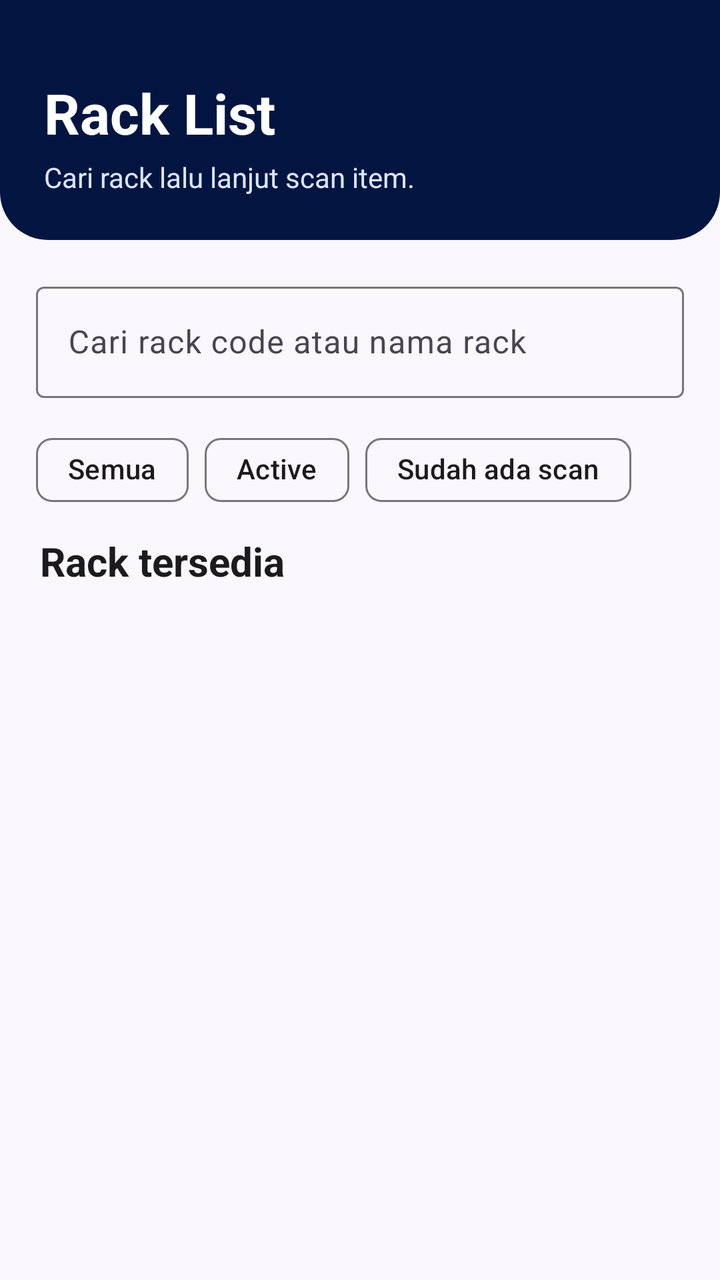
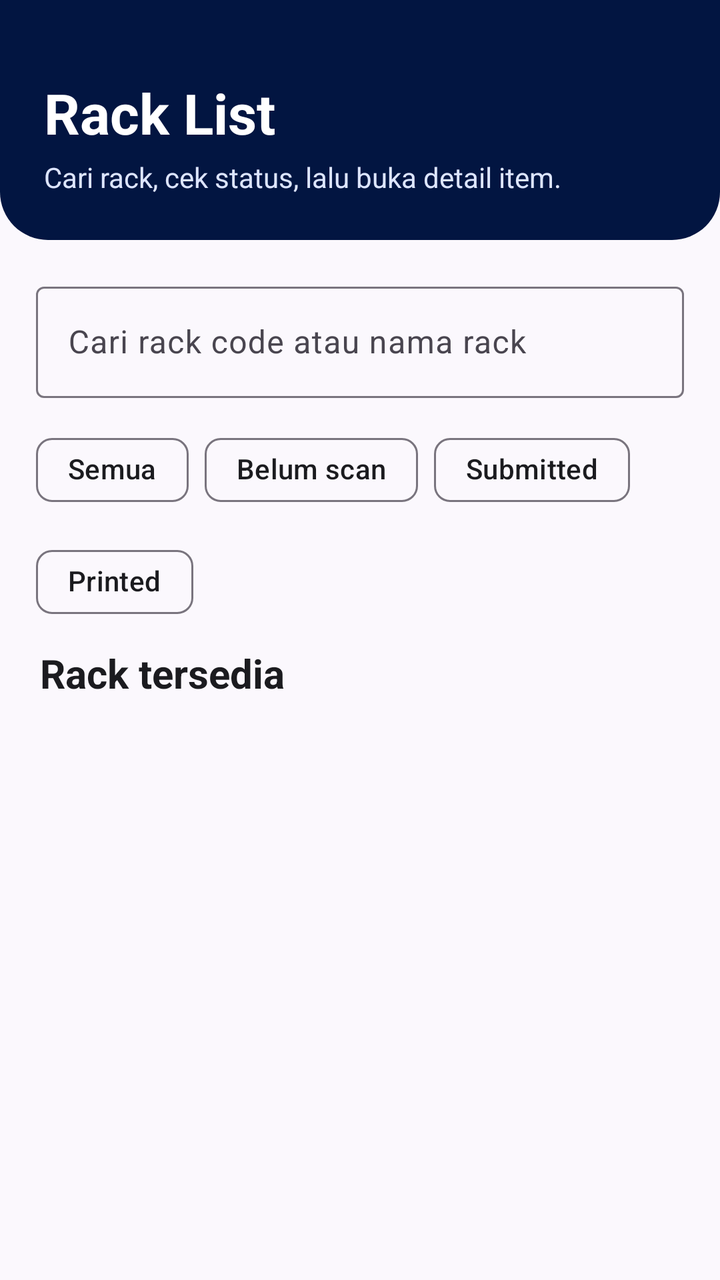

Before-and-after screenshots of an Android layout around one commit, followed by the original layout XML and the change that was made.
<!-- AndroidManifest.xml: application theme Theme.HeroStockTake -->
<!-- res/layout/fragment_rack_list.xml -->
<?xml version="1.0" encoding="utf-8"?>
<LinearLayout xmlns:android="http://schemas.android.com/apk/res/android"
    xmlns:app="http://schemas.android.com/apk/res-auto"
    android:layout_width="match_parent"
    android:layout_height="match_parent"
    android:background="@color/hero_surface"
    android:orientation="vertical">

    <LinearLayout
        android:layout_width="match_parent"
        android:layout_height="120dp"
        android:background="@drawable/bg_header_panel"
        android:gravity="bottom"
        android:orientation="vertical"
        android:paddingHorizontal="22dp"
        android:paddingBottom="22dp">

        <TextView
            android:id="@+id/rackListSubtitle"
            android:layout_width="match_parent"
            android:layout_height="wrap_content"
            android:ellipsize="end"
            android:maxLines="1"
            android:textColor="#B8C4E8"
            android:textSize="13sp"
            android:textStyle="bold" />

        <TextView
            android:id="@+id/rackListTitle"
            android:layout_width="match_parent"
            android:layout_height="wrap_content"
            android:layout_marginTop="8dp"
            android:text="Rack List"
            android:textColor="@color/white"
            android:textSize="28sp"
            android:textStyle="bold" />

        <TextView
            android:id="@+id/rackListMeta"
            android:layout_width="match_parent"
            android:layout_height="wrap_content"
            android:layout_marginTop="4dp"
            android:text="Cari rack lalu lanjut scan item."
            android:textColor="#DDE5FF"
            android:textSize="14sp" />
    </LinearLayout>

    <com.google.android.material.textfield.TextInputLayout
        style="@style/Widget.Material3.TextInputLayout.OutlinedBox"
        android:layout_width="match_parent"
        android:layout_height="wrap_content"
        android:layout_marginHorizontal="18dp"
        android:layout_marginTop="18dp"
        android:hint="Cari rack code atau nama rack">

        <com.google.android.material.textfield.TextInputEditText
            android:id="@+id/rackSearchInput"
            android:layout_width="match_parent"
            android:layout_height="wrap_content"
            android:inputType="text"
            android:minHeight="52dp"
            android:singleLine="true" />
    </com.google.android.material.textfield.TextInputLayout>

    <com.google.android.material.chip.ChipGroup
        android:id="@+id/rackFilterGroup"
        android:layout_width="match_parent"
        android:layout_height="wrap_content"
        android:layout_marginHorizontal="18dp"
        android:layout_marginTop="12dp"
        app:selectionRequired="true"
        app:singleSelection="true">

        <com.google.android.material.chip.Chip
            android:id="@+id/filterRackAll"
            android:layout_width="wrap_content"
            android:layout_height="wrap_content"
            android:checked="true"
            android:text="Semua" />

        <com.google.android.material.chip.Chip
            android:id="@+id/filterRackActive"
            android:layout_width="wrap_content"
            android:layout_height="wrap_content"
            android:text="Active" />

        <com.google.android.material.chip.Chip
            android:id="@+id/filterRackCounted"
            android:layout_width="wrap_content"
            android:layout_height="wrap_content"
            android:text="Sudah ada scan" />
    </com.google.android.material.chip.ChipGroup>

    <LinearLayout
        android:layout_width="match_parent"
        android:layout_height="wrap_content"
        android:gravity="center_vertical"
        android:orientation="horizontal"
        android:paddingHorizontal="20dp"
        android:paddingTop="8dp">

        <TextView
            style="@style/HeroSectionTitle"
            android:layout_width="0dp"
            android:layout_height="wrap_content"
            android:layout_weight="1"
            android:text="Rack tersedia" />

        <TextView
            android:id="@+id/rackCount"
            android:layout_width="wrap_content"
            android:layout_height="wrap_content"
            android:textColor="@color/hero_text_muted"
            android:textSize="13sp"
            android:textStyle="bold" />
    </LinearLayout>

    <TextView
        android:id="@+id/rackState"
        android:layout_width="match_parent"
        android:layout_height="wrap_content"
        android:layout_marginHorizontal="20dp"
        android:layout_marginTop="8dp"
        android:textColor="@color/hero_text_muted"
        android:textSize="14sp"
        android:visibility="gone" />

    <androidx.recyclerview.widget.RecyclerView
        android:id="@+id/rackList"
        android:layout_width="match_parent"
        android:layout_height="0dp"
        android:layout_marginTop="6dp"
        android:layout_weight="1"
        android:clipToPadding="false"
        android:paddingHorizontal="16dp"
        android:paddingBottom="22dp" />
</LinearLayout>
<!-- resources referenced by this layout -->
<resources>
  <color name="hero_surface">#FBF8FD</color>
  <color name="hero_text_muted">#5C5D66</color>
  <color name="white">#FFFFFF</color>
  <!-- drawable bg_header_panel (drawable) -->
  <?xml version="1.0" encoding="utf-8"?>
  <shape xmlns:android="http://schemas.android.com/apk/res/android">
      <solid android:color="@color/hero_navy" />
      <corners android:bottomLeftRadius="24dp" android:bottomRightRadius="24dp" />
  </shape>
  <style name="HeroSectionTitle">
          <item name="android:textColor">@color/hero_text</item>
          <item name="android:textStyle">bold</item>
          <item name="android:textSize">20sp</item>
      </style>
  <style name="Theme.HeroStockTake" parent="Theme.Material3.Light.NoActionBar">
          <item name="colorPrimary">@color/hero_navy</item>
          <item name="colorOnPrimary">@color/white</item>
          <item name="colorSecondary">@color/hero_red</item>
          <item name="colorOnSecondary">@color/white</item>
          <item name="colorSurface">@color/hero_surface</item>
          <item name="colorOnSurface">@color/hero_text</item>
          <item name="android:windowLightStatusBar">true</item>
          <item name="android:statusBarColor">@color/hero_navy</item>
          <item name="android:navigationBarColor">@color/white</item>
          <item name="android:windowActionModeOverlay">true</item>
      </style>
  <color name="hero_navy">#021541</color>
  <color name="hero_text">#1B1B1F</color>
  <color name="hero_red">#E41F25</color>
</resources>

<!-- the commit's change to res/layout/fragment_rack_list.xml (unified diff, before → after) -->
@@ -40,7 +40,7 @@
             android:layout_width="match_parent"
             android:layout_height="wrap_content"
             android:layout_marginTop="4dp"
-            android:text="Cari rack lalu lanjut scan item."
+            android:text="Cari rack, cek status, lalu buka detail item."
             android:textColor="#DDE5FF"
             android:textSize="14sp" />
     </LinearLayout>
@@ -82,13 +82,19 @@
             android:id="@+id/filterRackActive"
             android:layout_width="wrap_content"
             android:layout_height="wrap_content"
-            android:text="Active" />
+            android:text="Belum scan" />
 
         <com.google.android.material.chip.Chip
             android:id="@+id/filterRackCounted"
             android:layout_width="wrap_content"
             android:layout_height="wrap_content"
-            android:text="Sudah ada scan" />
+            android:text="Submitted" />
+
+        <com.google.android.material.chip.Chip
+            android:id="@+id/filterRackPrinted"
+            android:layout_width="wrap_content"
+            android:layout_height="wrap_content"
+            android:text="Printed" />
     </com.google.android.material.chip.ChipGroup>
 
     <LinearLayout
